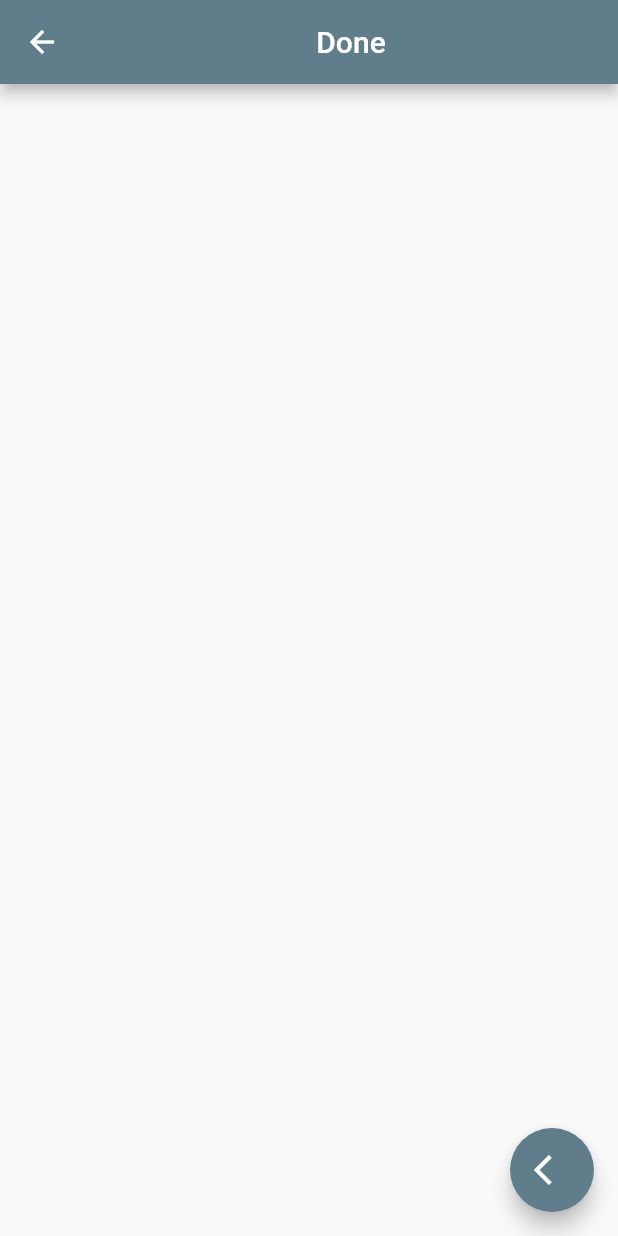
After one commit to alecorodri/ToDo-Riverpod, a Flutter app: the DonePage screen opened directly, on a phone screen of 412 x 824 dp. The commit adds this screen. Run offline on Flutter 3.47's test engine with Material 2 defaults, Android fonts, the phone set to English and light mode, and no system bars; our stand-ins replace flutter_riverpod, go_router.

Commit message:
done page

```diff
--- a/lib/main.dart
+++ b/lib/main.dart
@@ -4,15 +4,16 @@ import 'package:flutter_riverpod/flutter_riverpod.dart';
 
 void main() => runApp(const ProviderScope(child: MyApp()));
 
-class MyApp extends StatelessWidget {
+class MyApp extends ConsumerWidget {
   const MyApp({Key? key}) : super(key: key);
 
   @override
-  Widget build(BuildContext context) {
+  Widget build(BuildContext context, WidgetRef ref) {
+    final routers = ref.watch(routersProvider);
     return MaterialApp.router(
       title: 'ToDO Riverpod',
       theme: ThemeData(primarySwatch: Colors.blueGrey),
-      routerConfig: MyRouters.appRouter,
+      routerConfig: routers,
     );
   }
 }
--- /dev/null
+++ b/lib/pages/done_page.dart
@@ -0,0 +1,23 @@
+import 'package:flutter/material.dart';
+import 'package:flutter_application_1/routers/routers.dart';
+import 'package:flutter_riverpod/flutter_riverpod.dart';
+
+class DonePage extends ConsumerWidget {
+  const DonePage({Key? key}) : super(key: key);
+
+  @override
+  Widget build(BuildContext context, WidgetRef ref) {
+    return Scaffold(
+      appBar: AppBar(
+        title: const Center(child: Text('Done')),
+      ),
+      body: ListView(),
+      floatingActionButton: FloatingActionButton(
+        onPressed: () {
+          ref.read(routersProvider).pop();
+        },
+        child: const Icon(Icons.arrow_back_ios),
+      ),
+    );
+  }
+}
--- a/lib/pages/provider_page.dart
+++ b/lib/pages/provider_page.dart
@@ -1,5 +1,6 @@
 import 'package:flutter/material.dart';
 import 'package:flutter_application_1/providers/providers.dart';
+import 'package:flutter_application_1/routers/routers.dart';
 import 'package:flutter_riverpod/flutter_riverpod.dart';
 
 // class ProviderPage extends ConsumerWidget {
@@ -33,7 +34,13 @@ class ProviderPageState extends ConsumerState<ProviderPage> {
     return Scaffold(
       appBar: AppBar(
         title: const Center(child: Text('ToDos')),
-        actions: [IconButton(onPressed: () {}, icon: const Icon(Icons.done))],
+        actions: [
+          IconButton(
+              onPressed: () {
+                ref.read(routersProvider).goNamed('done');
+              },
+              icon: const Icon(Icons.done))
+        ],
       ),
       body: Center(child: Text(name)),
       drawer: const Drawer(),
--- a/lib/routers/routers.dart
+++ b/lib/routers/routers.dart
@@ -1,9 +1,12 @@
+import 'package:flutter_application_1/pages/done_page.dart';
+import 'package:flutter_riverpod/flutter_riverpod.dart';
 import 'package:go_router/go_router.dart';
 
 import '../pages/provider_page.dart';
 
-class MyRouters {
-  static final GoRouter appRouter = GoRouter(initialLocation: '/', routes: [
+final routersProvider = Provider.autoDispose<GoRouter>((ref) {
+  return GoRouter(routes: [
     GoRoute(path: '/', builder: (context, state) => const ProviderPage()),
+    //GoRoute(path: 'done', builder: (context, state) => const DonePage())
   ]);
-}
+});
```
